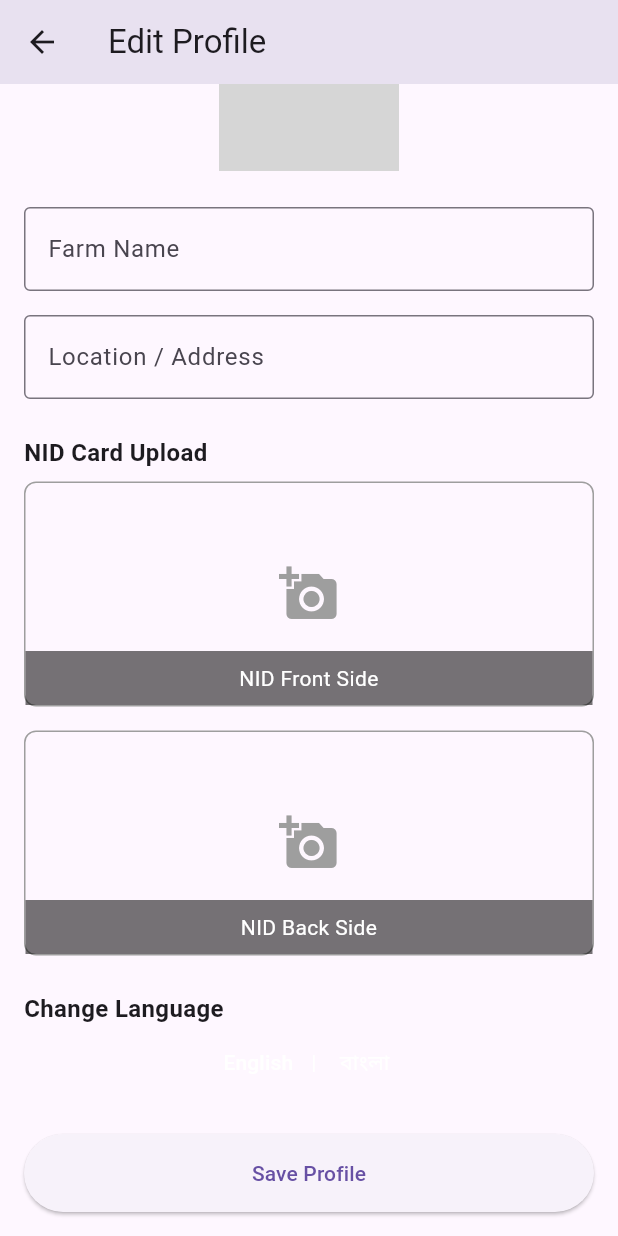
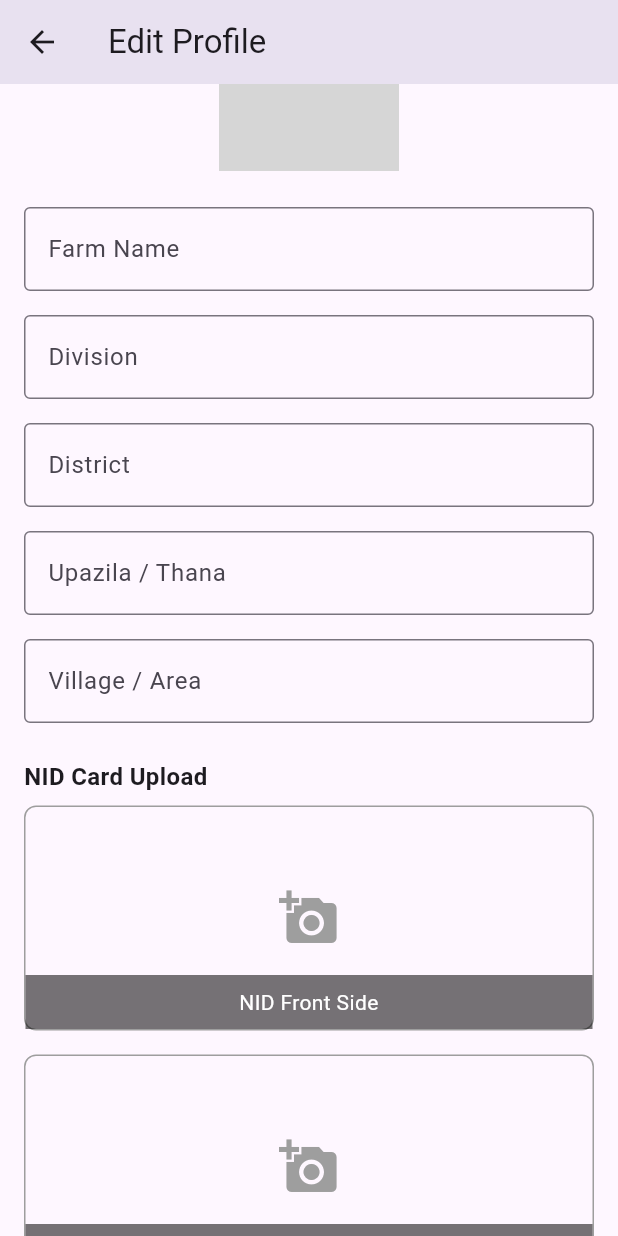
Before and after one commit to meawsin/agri_tech, a Flutter app: the EditProfileView screen opened directly with empty values, scrolled down 78 dp, on a phone screen of 412 x 824 dp. Run offline on Flutter 3.47's test engine with Material 3 defaults, Android fonts, the light colour scheme and no system bars; our stand-ins replace cloud_firestore, firebase_auth, firebase_core, firebase_storage, image_picker, percent_indicator and 1 more; accounts and stored records are empty; network calls fail; grey boxes are pictures that could not be loaded.

Commit message:
feat: update user profile functionality to support detailed location structure and enhance localization strings

```diff
--- a/lib/core/services/database_service.dart
+++ b/lib/core/services/database_service.dart
@@ -29,7 +29,7 @@ class DatabaseService {
 
   Future<void> updateUserProfile({
     required String farmName,
-    required String location,
+    required Map<String, String> location, // Changed to a Map
     String? profileImageUrl,
     String? nidFrontUrl,
     String? nidBackUrl,
@@ -39,7 +39,7 @@ class DatabaseService {
 
     await _firestore.collection('users').doc(user.uid).set({
       'farmName': farmName,
-      'location': location,
+      'location': location, // Saves the map
       if (profileImageUrl != null) 'profileImageUrl': profileImageUrl,
       if (nidFrontUrl != null) 'nidFrontImageUrl': nidFrontUrl,
       if (nidBackUrl != null) 'nidBackImageUrl': nidBackUrl,
--- a/lib/features/farmer/views/edit_profile_view.dart
+++ b/lib/features/farmer/views/edit_profile_view.dart
@@ -1,5 +1,6 @@
+// lib/features/farmer/views/edit_profile_view.dart
+
 import 'dart:io';
-import 'package:agritech/features/auth/widgets/language_switcher.dart';
 import 'package:agritech/l10n/app_localizations.dart';
 import 'package:flutter/material.dart';
 import 'package:image_picker/image_picker.dart';
@@ -15,11 +16,12 @@ class EditProfileView extends StatefulWidget {
 
 class _EditProfileViewState extends State<EditProfileView> {
   final _formKey = GlobalKey<FormState>();
-  // Simplified controllers
   late final TextEditingController _farmNameController;
-  late final TextEditingController _locationController;
+  late final TextEditingController _divisionController;
+  late final TextEditingController _districtController;
+  late final TextEditingController _upazilaController;
+  late final TextEditingController _villageController;
 
-  // Image State
   final ImagePicker _picker = ImagePicker();
   XFile? _profileImage;
   XFile? _nidFrontImage;
@@ -30,30 +32,35 @@ class _EditProfileViewState extends State<EditProfileView> {
   @override
   void initState() {
     super.initState();
-    _farmNameController = TextEditingController(
-      text: widget.userData['farmName'] ?? '',
-    );
-    // Initialize the single location controller
-    _locationController = TextEditingController(
-      text: widget.userData['location'] ?? '',
-    );
+
+    // --- THIS IS THE FIX ---
+    Map<String, dynamic> locationData = {};
+    final locationValue = widget.userData['location'];
+    if (locationValue is Map<String, dynamic>) {
+      locationData = locationValue;
+    }
+    // --- END OF FIX ---
+
+    _farmNameController = TextEditingController(text: widget.userData['farmName'] ?? '');
+    _divisionController = TextEditingController(text: locationData['division'] ?? '');
+    _districtController = TextEditingController(text: locationData['district'] ?? '');
+    _upazilaController = TextEditingController(text: locationData['upazila'] ?? '');
+    _villageController = TextEditingController(text: locationData['village'] ?? '');
   }
 
+  // ... (The rest of the file is exactly the same as the previous correct version)
   @override
   void dispose() {
     _farmNameController.dispose();
-    _locationController.dispose();
+    _divisionController.dispose();
+    _districtController.dispose();
+    _upazilaController.dispose();
+    _villageController.dispose();
     super.dispose();
   }
 
-  Future<void> _pickImage(
-    ImageSource source,
-    Function(XFile) onImagePicked,
-  ) async {
-    final XFile? pickedImage = await _picker.pickImage(
-      source: source,
-      imageQuality: 70,
-    );
+  Future<void> _pickImage(ImageSource source, Function(XFile) onImagePicked) async {
+    final XFile? pickedImage = await _picker.pickImage(source: source, imageQuality: 70);
     if (pickedImage != null) {
       setState(() => onImagePicked(pickedImage));
     }
@@ -62,31 +69,32 @@ class _EditProfileViewState extends State<EditProfileView> {
   Future<void> _saveProfile() async {
     if (!_formKey.currentState!.validate()) return;
     setState(() => _isLoading = true);
+    final l10n = AppLocalizations.of(context)!;
 
     try {
       String? profileUrl = widget.userData['profileImageUrl'];
       if (_profileImage != null) {
-        profileUrl = await _dbService.uploadImage(
-          _profileImage!,
-          'profile_images',
-        );
+        profileUrl = await _dbService.uploadImage(_profileImage!, 'profile_images');
       }
       String? nidFrontUrl = widget.userData['nidFrontImageUrl'];
       if (_nidFrontImage != null) {
-        nidFrontUrl = await _dbService.uploadImage(
-          _nidFrontImage!,
-          'nid_images',
-        );
+        nidFrontUrl = await _dbService.uploadImage(_nidFrontImage!, 'nid_images');
       }
       String? nidBackUrl = widget.userData['nidBackImageUrl'];
       if (_nidBackImage != null) {
         nidBackUrl = await _dbService.uploadImage(_nidBackImage!, 'nid_images');
       }
 
-      // Call the updated service method with the simple location string
+      final locationMap = {
+        'division': _divisionController.text.trim(),
+        'district': _districtController.text.trim(),
+        'upazila': _upazilaController.text.trim(),
+        'village': _villageController.text.trim(),
+      };
+
       await _dbService.updateUserProfile(
         farmName: _farmNameController.text.trim(),
-        location: _locationController.text.trim(),
+        location: locationMap,
         profileImageUrl: profileUrl,
         nidFrontUrl: nidFrontUrl,
         nidBackUrl: nidBackUrl,
@@ -94,20 +102,14 @@ class _EditProfileViewState extends State<EditProfileView> {
 
       if (mounted) {
         ScaffoldMessenger.of(context).showSnackBar(
-          const SnackBar(
-            content: Text('Profile updated successfully!'),
-            backgroundColor: Colors.green,
-          ),
+          SnackBar(content: Text(l10n.updateSuccess), backgroundColor: Colors.green),
         );
         Navigator.of(context).pop();
       }
     } catch (e) {
       if (mounted) {
         ScaffoldMessenger.of(context).showSnackBar(
-          SnackBar(
-            content: Text('Failed to update profile: $e'),
-            backgroundColor: Colors.red,
-          ),
+          SnackBar(content: Text('${l10n.updateFailed}: $e'), backgroundColor: Colors.red),
         );
       }
     } finally {
@@ -133,64 +135,54 @@ class _EditProfileViewState extends State<EditProfileView> {
               const SizedBox(height: 24),
               TextFormField(
                 controller: _farmNameController,
-                decoration: InputDecoration(
-                  labelText: l10n.farmName,
-                  border: const OutlineInputBorder(),
-                ),
-                validator: (v) => v!.isEmpty ? 'Farm name is required' : null,
+                decoration: InputDecoration(labelText: l10n.farmName, border: const OutlineInputBorder()),
+                validator: (v) => v!.isEmpty ? l10n.requiredField : null,
               ),
               const SizedBox(height: 16),
-
-              // The new, simple location field
               TextFormField(
-                controller: _locationController,
-                decoration: const InputDecoration(
-                  labelText: 'Location / Address',
-                  border: OutlineInputBorder(),
-                ),
-                validator: (v) =>
-                    v!.isEmpty ? 'Please enter your location' : null,
+                controller: _divisionController,
+                decoration: InputDecoration(labelText: l10n.division, border: const OutlineInputBorder()),
+                validator: (v) => v!.isEmpty ? l10n.requiredField : null,
               ),
-
+              const SizedBox(height: 16),
+              TextFormField(
+                controller: _districtController,
+                decoration: InputDecoration(labelText: l10n.district, border: const OutlineInputBorder()),
+                validator: (v) => v!.isEmpty ? l10n.requiredField : null,
+              ),
+              const SizedBox(height: 16),
+              TextFormField(
+                controller: _upazilaController,
+                decoration: InputDecoration(labelText: l10n.upazilaThana, border: const OutlineInputBorder()),
+                validator: (v) => v!.isEmpty ? l10n.requiredField : null,
+              ),
+              const SizedBox(height: 16),
+              TextFormField(
+                controller: _villageController,
+                decoration: InputDecoration(labelText: l10n.villageArea, border: const OutlineInputBorder()),
+                validator: (v) => v!.isEmpty ? l10n.requiredField : null,
+              ),
               const SizedBox(height: 24),
-              Text(
-                l10n.nidUpload,
-                style: const TextStyle(
-                  fontSize: 16,
-                  fontWeight: FontWeight.bold,
-                ),
-              ),
+              Text(l10n.nidUpload, style: const TextStyle(fontSize: 16, fontWeight: FontWeight.bold)),
               const SizedBox(height: 8),
               _buildImagePicker(
                 title: l10n.nidFront,
                 imageFile: _nidFrontImage,
                 existingImageUrl: widget.userData['nidFrontImageUrl'],
-                onTap: () =>
-                    _showImagePicker((img) => _nidFrontImage = img, l10n),
+                onTap: () => _showImagePicker((img) => _nidFrontImage = img, l10n),
               ),
               const SizedBox(height: 16),
               _buildImagePicker(
                 title: l10n.nidBack,
                 imageFile: _nidBackImage,
                 existingImageUrl: widget.userData['nidBackImageUrl'],
-                onTap: () =>
-                    _showImagePicker((img) => _nidFrontImage = img, l10n),
+                onTap: () => _showImagePicker((img) => _nidBackImage = img, l10n),
               ),
-              const SizedBox(height: 24),
-              const Text(
-                'Change Language',
-                style: TextStyle(fontSize: 16, fontWeight: FontWeight.bold),
-              ),
-              const LanguageSwitcher(),
               const SizedBox(height: 24),
               ElevatedButton(
                 onPressed: _isLoading ? null : _saveProfile,
-                style: ElevatedButton.styleFrom(
-                  padding: const EdgeInsets.symmetric(vertical: 16),
-                ),
-                child: _isLoading
-                    ? const CircularProgressIndicator()
-                    : Text(l10n.saveProfile),
+                style: ElevatedButton.styleFrom(padding: const EdgeInsets.symmetric(vertical: 16)),
+                child: _isLoading ? const CircularProgressIndicator() : Text(l10n.saveProfile),
               ),
             ],
           ),
@@ -199,7 +191,7 @@ class _EditProfileViewState extends State<EditProfileView> {
     );
   }
 
-  void _showImagePicker(Function(XFile) onImagePicked, AppLocalizations l10n) {
+    void _showImagePicker(Function(XFile) onImagePicked, AppLocalizations l10n) {
     showModalBottomSheet(
       context: context,
       builder: (context) => SafeArea(
@@ -250,7 +242,7 @@ class _EditProfileViewState extends State<EditProfileView> {
             right: 0,
             child: InkWell(
               onTap: () =>
-                  _pickImage(ImageSource.gallery, (img) => _profileImage = img),
+                  _showImagePicker((img) => setState(() => _profileImage = img), l10n),
               child: const CircleAvatar(
                 radius: 20,
                 backgroundColor: Colors.green,
--- a/lib/l10n/app_en.arb
+++ b/lib/l10n/app_en.arb
@@ -65,5 +65,18 @@
     "quantityLabel": "Quantity",
     "fromLabel": "From",
     "statusLabel": "Status",
-    "pricePerKg": "Price per Kg"
+    "pricePerKg": "Price per Kg",
+    "personalInformation": "Personal Information",
+    "farmInformation": "Farm Information",
+    "name": "Name",
+    "email": "Email",
+    "mobile": "Mobile",
+    "division": "Division",
+    "district": "District",
+    "upazilaThana": "Upazila / Thana",
+    "villageArea": "Village / Area",
+    "notSet": "Not Set",
+    "updateSuccess": "Profile updated successfully!",
+    "updateFailed": "Failed to update profile",
+    "requiredField": "This field is required"
 }
--- a/lib/l10n/app_localizations.dart
+++ b/lib/l10n/app_localizations.dart
@@ -490,6 +490,84 @@ abstract class AppLocalizations {
   /// In en, this message translates to:
   /// **'Price per Kg'**
   String get pricePerKg;
+
+  /// No description provided for @personalInformation.
+  ///
+  /// In en, this message translates to:
+  /// **'Personal Information'**
+  String get personalInformation;
+
+  /// No description provided for @farmInformation.
+  ///
+  /// In en, this message translates to:
+  /// **'Farm Information'**
+  String get farmInformation;
+
+  /// No description provided for @name.
+  ///
+  /// In en, this message translates to:
+  /// **'Name'**
+  String get name;
+
+  /// No description provided for @email.
+  ///
+  /// In en, this message translates to:
+  /// **'Email'**
+  String get email;
+
+  /// No description provided for @mobile.
+  ///
+  /// In en, this message translates to:
+  /// **'Mobile'**
+  String get mobile;
+
+  /// No description provided for @division.
+  ///
+  /// In en, this message translates to:
+  /// **'Division'**
+  String get division;
+
+  /// No description provided for @district.
+  ///
+  /// In en, this message translates to:
+  /// **'District'**
+  String get district;
+
+  /// No description provided for @upazilaThana.
+  ///
+  /// In en, this message translates to:
+  /// **'Upazila / Thana'**
+  String get upazilaThana;
+
+  /// No description provided for @villageArea.
+  ///
+  /// In en, this message translates to:
+  /// **'Village / Area'**
+  String get villageArea;
+
+  /// No description provided for @notSet.
+  ///
+  /// In en, this message translates to:
+  /// **'Not Set'**
+  String get notSet;
+
+  /// No description provided for @updateSuccess.
+  ///
+  /// In en, this message translates to:
+  /// **'Profile updated successfully!'**
+  String get updateSuccess;
+
+  /// No description provided for @updateFailed.
+  ///
+  /// In en, this message translates to:
+  /// **'Failed to update profile'**
+  String get updateFailed;
+
+  /// No description provided for @requiredField.
+  ///
+  /// In en, this message translates to:
+  /// **'This field is required'**
+  String get requiredField;
 }
 
 class _AppLocalizationsDelegate extends LocalizationsDelegate<AppLocalizations> {
```
Also changed, not shown: lib/features/farmer/views/farmer_profile_view.dart (+29 -25 lines), lib/l10n/app_bn.arb (+14 -1 lines), lib/l10n/app_localizations_bn.dart (+39 -0 lines), lib/l10n/app_localizations_en.dart (+39 -0 lines).
